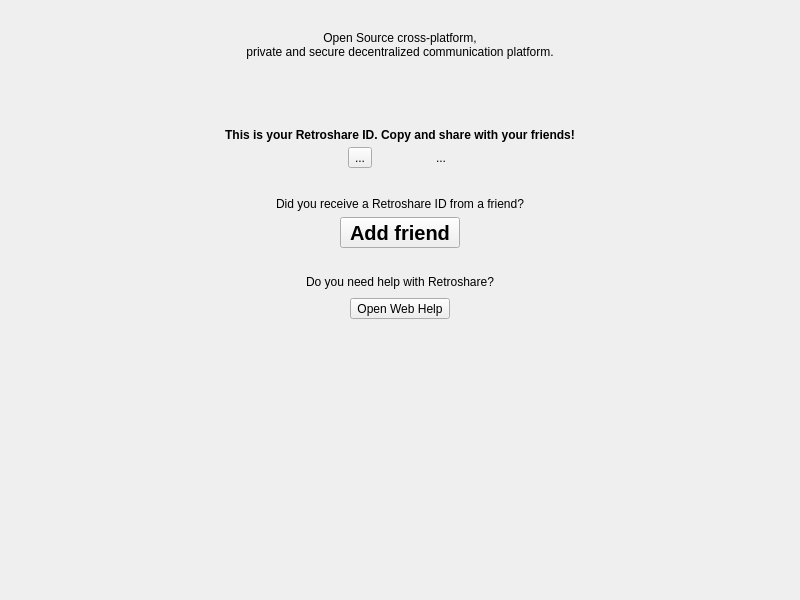
First picture: the form in retroshare-gui/src/gui/HomePage.ui, repository RetroShare/RetroShare, before the edit.
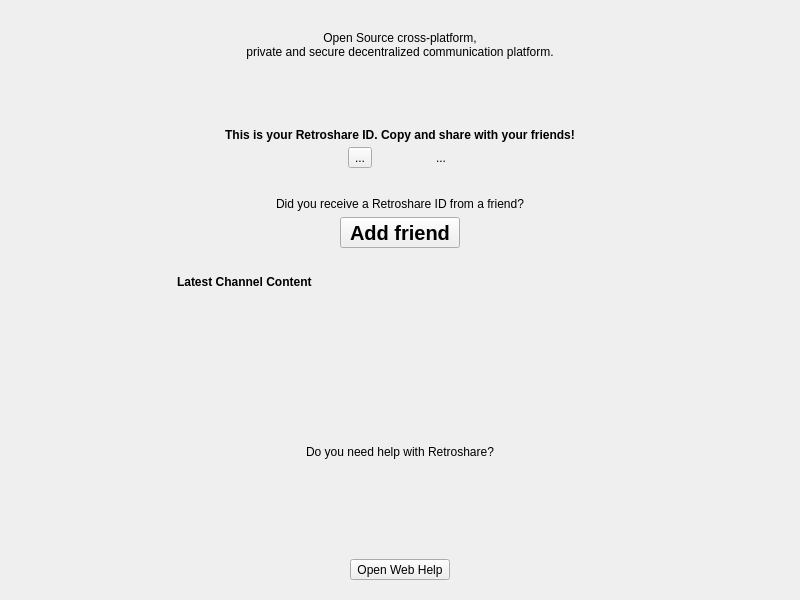
Second picture: the form after the edit. Icons and pictures are not drawn.

Commit message:
gui: add latest channel content to HomePage V2
- Adds QScrollArea with latest posts from subscribed channels
- Shows channel name, post title, and timestamp
- Limits to 10 most recent items
- Called on showEvent to refresh on page load
- Related to issue #1424

```diff
--- a/retroshare-gui/src/gui/HomePage.ui
+++ b/retroshare-gui/src/gui/HomePage.ui
@@ -325,6 +325,63 @@
     </widget>
    </item>
    <item row="5" column="1" colspan="3">
+    <widget class="QScrollArea" name="channelContentScroll">
+     <property name="sizePolicy">
+      <sizepolicy hsizetype="Expanding" vsizetype="Preferred">
+       <horstretch>0</horstretch>
+       <verstretch>0</verstretch>
+      </sizepolicy>
+     </property>
+     <property name="widgetResizable">
+      <bool>true</bool>
+     </property>
+     <property name="objectName">
+      <string>channelContentScroll</string>
+     </property>
+     <property name="frameShape">
+      <enum>QFrame::NoFrame</enum>
+     </property>
+     <widget class="QWidget" name="channelContentWidget">
+      <property name="geometry">
+       <rect>
+        <x>0</x>
+        <y>0</y>
+        <width>680</width>
+        <height>200</height>
+       </rect>
+      </property>
+      <layout class="QVBoxLayout" name="channelContentLayout">
+       <item>
+        <widget class="QLabel" name="channelContentLabel">
+         <property name="text">
+          <string>Latest Channel Content</string>
+         </property>
+         <property name="font">
+          <font>
+           <weight>75</weight>
+           <bold>true</bold>
+          </font>
+         </property>
+        </widget>
+       </item>
+       <item>
+        <spacer name="channelContentSpacer">
+         <property name="orientation">
+          <enum>Qt::Vertical</enum>
+         </property>
+         <property name="sizeHint" stdset="0">
+          <size>
+           <width>20</width>
+           <height>40</height>
+          </size>
+         </property>
+        </spacer>
+       </item>
+      </layout>
+     </widget>
+    </widget>
+   </item>
+   <item row="6" column="1" colspan="3">
     <widget class="QFrame" name="helpframe">
      <property name="sizePolicy">
       <sizepolicy hsizetype="Expanding" vsizetype="Preferred">
```
The commit also changes 2 other files.
